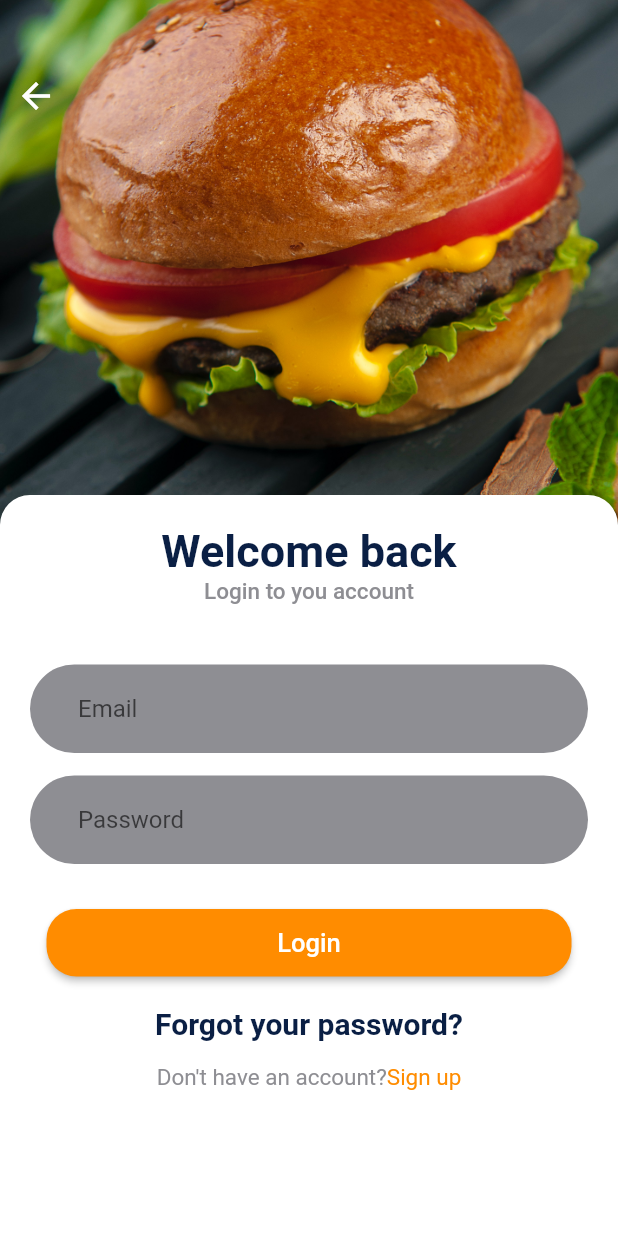
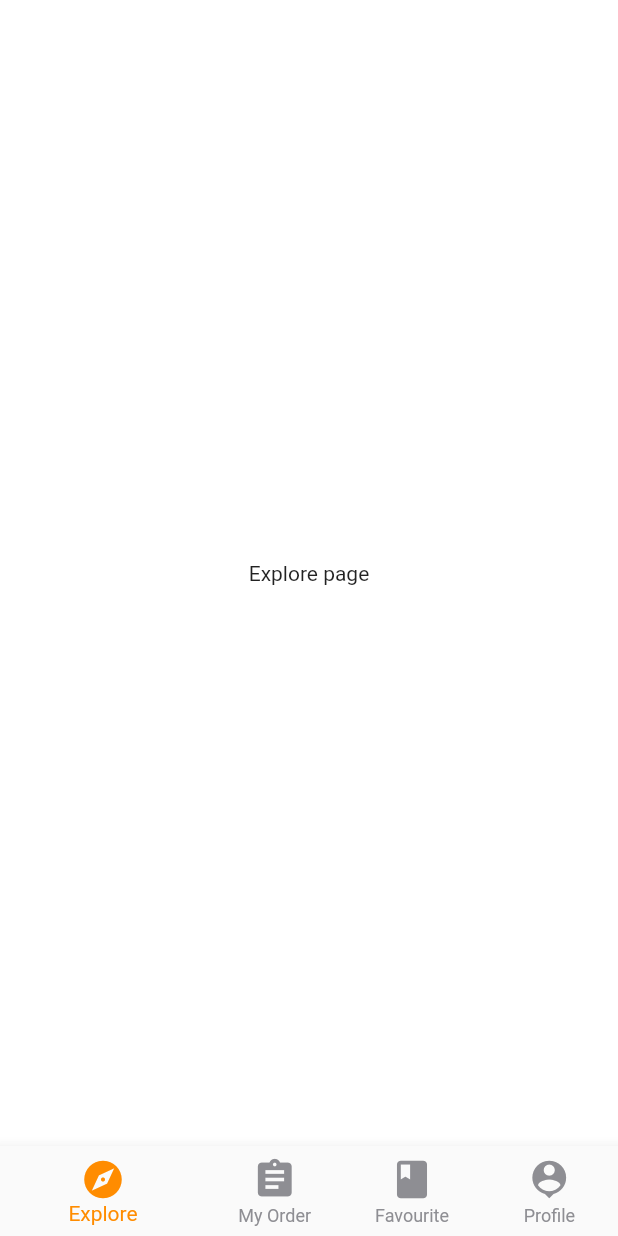
Before and after one commit to emantena/delivery_app, a Flutter app: the LoginPage screen opened by its route, after a tap on "Login", on a phone screen of 412 x 824 dp. Run offline on Flutter 3.47's test engine with Material 2 defaults, Android fonts, the phone set to English and light mode, and no system bars.

Commit message:
tabs
create base navigation by tabs

```diff
--- a/lib/src/pages/login_page.dart
+++ b/lib/src/pages/login_page.dart
@@ -175,7 +175,9 @@ class LoginPage extends StatelessWidget {
             ),
           ),
         ),
-        onPressed: () {},
+        onPressed: () {
+          Navigator.pushNamed(context, 'tabs');
+        },
         child: const Text(
           'Login',
           style: TextStyle(
--- /dev/null
+++ b/lib/src/pages/modules/explore/explore_page.dart
@@ -0,0 +1,17 @@
+import 'package:flutter/material.dart';
+
+class ExplorePage extends StatefulWidget {
+  @override
+  _ExplorePageState createState() => _ExplorePageState();
+}
+
+class _ExplorePageState extends State<ExplorePage> {
+  @override
+  Widget build(BuildContext context) {
+    return const Scaffold(
+      body: Center(
+        child: Text('Explore page'),
+      ),
+    );
+  }
+}
--- /dev/null
+++ b/lib/src/pages/modules/tab_navigation.dart
@@ -0,0 +1,71 @@
+import 'package:flutter/material.dart';
+
+import 'package:delivery_app/src/pages/modules/explore/explore_page.dart';
+import 'package:delivery_app/src/pages/modules/favorite/favorite_page.dart';
+import 'package:delivery_app/src/pages/modules/order/order_page.dart';
+import 'package:delivery_app/src/pages/modules/profile/profile_page.dart';
+
+import 'package:delivery_app/src/colors/app_color.dart';
+
+class TabNavigation extends StatefulWidget {
+  const TabNavigation({Key? key}) : super(key: key);
+
+  @override
+  _TabNavigationState createState() => _TabNavigationState();
+}
+
+class _TabNavigationState extends State<TabNavigation> {
+  final List<Widget> _pageItems = [
+    ExplorePage(),
+    OrderPage(),
+    FavoritePage(),
+    ProfilePage(),
+  ];
+
+  int _selectedItem = 0;
+
+  void _changeTab(int index) {
+    setState(() {
+      _selectedItem = index;
+    });
+  }
+
+  @override
+  Widget build(BuildContext context) {
+    return Scaffold(
+      body: _pageItems.elementAt(_selectedItem),
+      bottomNavigationBar: _bottomNavigationBar(),
+    );
+  }
+
+  Widget _bottomNavigationBar() {
+    return BottomNavigationBar(
+      iconSize: 30,
+      selectedItemColor: AppColor.secondary,
+      unselectedItemColor: AppColor.disabledColor,
+      currentIndex: _selectedItem,
+      onTap: _changeTab,
+      showUnselectedLabels: true,
+      items: const [
+        BottomNavigationBarItem(
+          icon: Icon(
+            Icons.explore,
+          ),
+          label: "Explore",
+        ),
+        BottomNavigationBarItem(
+          icon: Icon(Icons.assignment),
+          label: "My Order",
+        ),
+        BottomNavigationBarItem(
+          icon: Icon(Icons.book),
+          label: "Favourite",
+        ),
+        BottomNavigationBarItem(
+          icon: Icon(Icons.person_pin),
+          label: "Profile",
+        ),
+      ],
+    );
+  }
+}
--- a/lib/src/routes/app_route.dart
+++ b/lib/src/routes/app_route.dart
@@ -5,10 +5,12 @@ import 'package:delivery_app/src/pages/forgot_password_page.dart';
 import 'package:delivery_app/src/pages/login_page.dart';
 import 'package:delivery_app/src/pages/welcome_page.dart';
 import 'package:delivery_app/src/pages/sign-up-page.dart';
+import 'package:delivery_app/src/pages/modules/tab_navigation.dart';
 
 final appRoute = <String, WidgetBuilder>{
   "welcome": (BuildContext context) => const WelcomePage(),
   "login": (BuildContext context) => const LoginPage(),
   "forgot-password": (context) => const ForgotPasswordPage(),
   "sign-up": (context) => const SignUpPage(),
+  "tabs": (context) => const TabNavigation(),
 };
```
Also changed, not shown: lib/src/pages/modules/favorite/favorite_page.dart (added, +17 -0 lines), lib/src/pages/modules/order/order_page.dart (added, +17 -0 lines), lib/src/pages/modules/profile/profile_page.dart (added, +17 -0 lines), lib/src/tabs/main-navigation.dart (added, +69 -0 lines).
